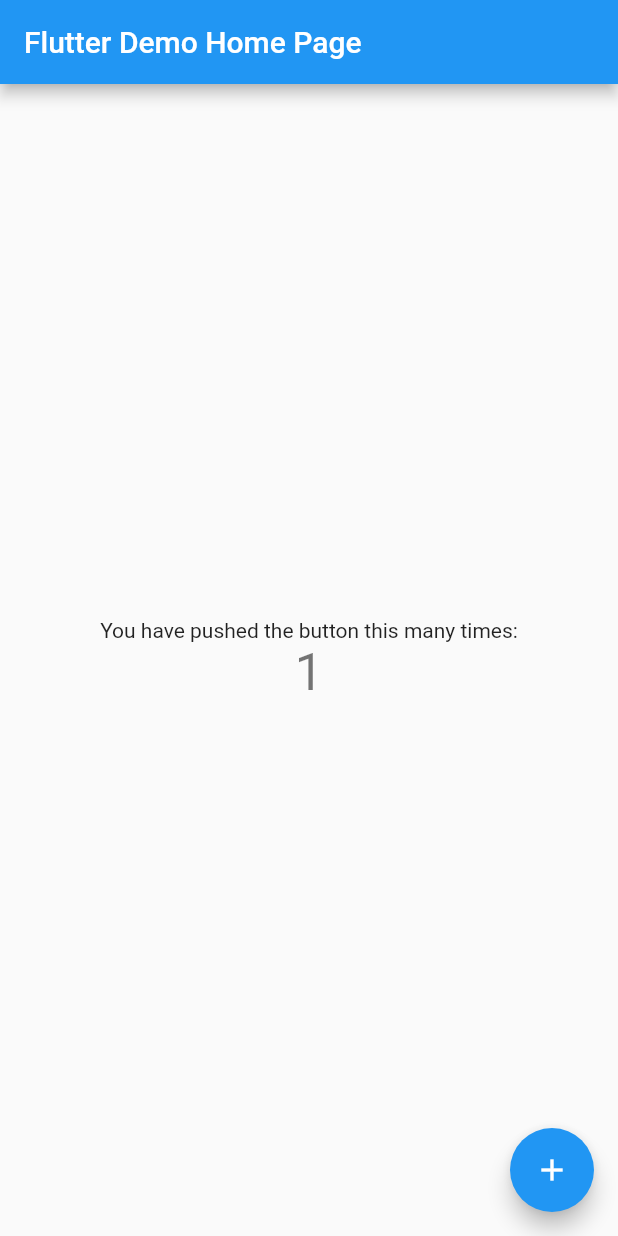
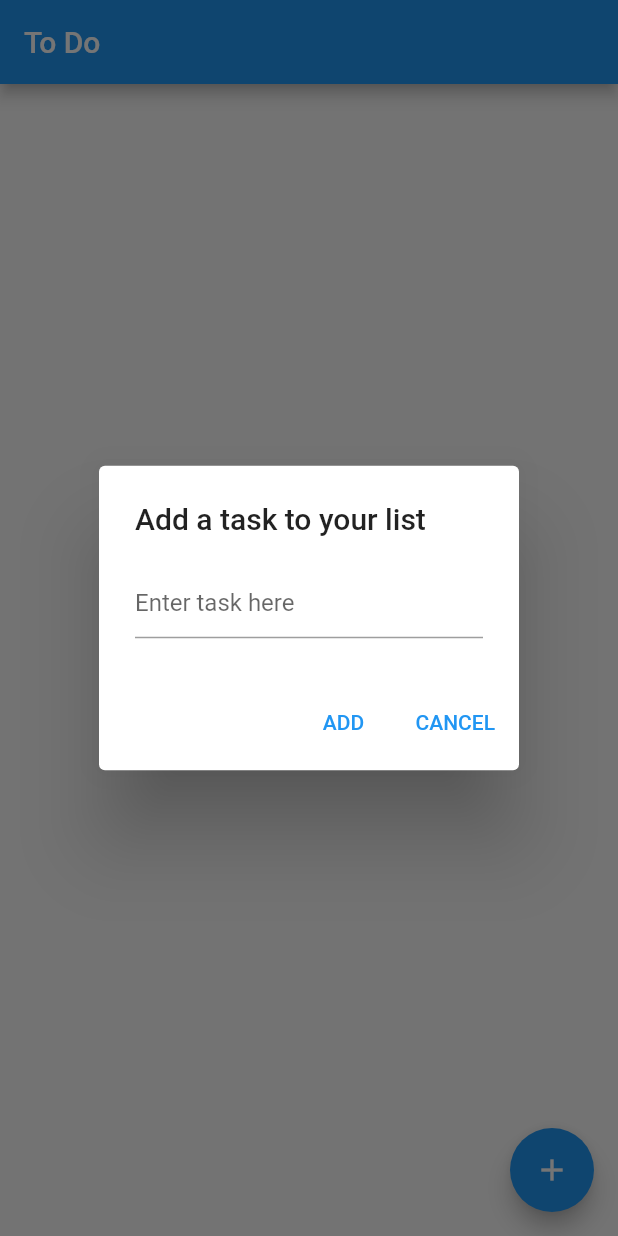
Before and after one commit to sileneer/to_do_list_flutter, a Flutter app: the screen it shows after launch, after a tap on the "add" icon, on a phone screen of 412 x 824 dp. Run offline on Flutter 3.47's test engine with Material 2 defaults, Android fonts, the phone set to English and light mode, and no system bars; our stand-ins replace shared_preferences.

Commit message:
basic function for app

```diff
--- a/lib/main.dart
+++ b/lib/main.dart
@@ -1,115 +1,150 @@
 import 'package:flutter/material.dart';
+import 'package:shared_preferences/shared_preferences.dart';
 
-void main() {
-  runApp(const MyApp());
-}
+void main() => runApp(ToDo());
 
-class MyApp extends StatelessWidget {
-  const MyApp({Key? key}) : super(key: key);
-
-  // This widget is the root of your application.
+class ToDo extends StatelessWidget {
   @override
   Widget build(BuildContext context) {
-    return MaterialApp(
-      title: 'Flutter Demo',
-      theme: ThemeData(
-        // This is the theme of your application.
-        //
-        // Try running your application with "flutter run". You'll see the
-        // application has a blue toolbar. Then, without quitting the app, try
-        // changing the primarySwatch below to Colors.green and then invoke
-        // "hot reload" (press "r" in the console where you ran "flutter run",
-        // or simply save your changes to "hot reload" in a Flutter IDE).
-        // Notice that the counter didn't reset back to zero; the application
-        // is not restarted.
-        primarySwatch: Colors.blue,
-      ),
-      home: const MyHomePage(title: 'Flutter Demo Home Page'),
-    );
+    return MaterialApp(home: MainUI());
   }
 }
 
-class MyHomePage extends StatefulWidget {
-  const MyHomePage({Key? key, required this.title}) : super(key: key);
-
-  // This widget is the home page of your application. It is stateful, meaning
-  // that it has a State object (defined below) that contains fields that affect
-  // how it looks.
-
-  // This class is the configuration for the state. It holds the values (in this
-  // case the title) provided by the parent (in this case the App widget) and
-  // used by the build method of the State. Fields in a Widget subclass are
-  // always marked "final".
-
-  final String title;
-
+class MainUI extends StatefulWidget {
   @override
-  State<MyHomePage> createState() => _MyHomePageState();
+  _ToDoState createState() => _ToDoState();
 }
 
-class _MyHomePageState extends State<MyHomePage> {
-  int _counter = 0;
+class _ToDoState extends State<MainUI> {
+  // save data
+  final List<String> _toDoList = <String>[];
 
-  void _incrementCounter() {
-    setState(() {
-      // This call to setState tells the Flutter framework that something has
-      // changed in this State, which causes it to rerun the build method below
-      // so that the display can reflect the updated values. If we changed
-      // _counter without calling setState(), then the build method would not be
-      // called again, and so nothing would appear to happen.
-      _counter++;
-    });
+  // text field
+  final TextEditingController _createTaskController = TextEditingController();
+
+  void initState() {
+    super.initState();
+    getStoredData("todo_storage");
   }
 
   @override
   Widget build(BuildContext context) {
-    // This method is rerun every time setState is called, for instance as done
-    // by the _incrementCounter method above.
-    //
-    // The Flutter framework has been optimized to make rerunning build methods
-    // fast, so that you can just rebuild anything that needs updating rather
-    // than having to individually change instances of widgets.
+    // app layout
     return Scaffold(
-      appBar: AppBar(
-        // Here we take the value from the MyHomePage object that was created by
-        // the App.build method, and use it to set our appbar title.
-        title: Text(widget.title),
-      ),
-      body: Center(
-        // Center is a layout widget. It takes a single child and positions it
-        // in the middle of the parent.
-        child: Column(
-          // Column is also a layout widget. It takes a list of children and
-          // arranges them vertically. By default, it sizes itself to fit its
-          // children horizontally, and tries to be as tall as its parent.
-          //
-          // Invoke "debug painting" (press "p" in the console, choose the
-          // "Toggle Debug Paint" action from the Flutter Inspector in Android
-          // Studio, or the "Toggle Debug Paint" command in Visual Studio Code)
-          // to see the wireframe for each widget.
-          //
-          // Column has various properties to control how it sizes itself and
-          // how it positions its children. Here we use mainAxisAlignment to
-          // center the children vertically; the main axis here is the vertical
-          // axis because Columns are vertical (the cross axis would be
-          // horizontal).
-          mainAxisAlignment: MainAxisAlignment.center,
-          children: <Widget>[
-            const Text(
-              'You have pushed the button this many times:',
-            ),
-            Text(
-              '$_counter',
-              style: Theme.of(context).textTheme.headline4,
-            ),
-          ],
-        ),
-      ),
+      appBar: AppBar(title: const Text('To Do')),
+      // body: ListView(children: _getToDoTasks()),
+      body: bodyContent(),
+      // add items to the to-do list
       floatingActionButton: FloatingActionButton(
-        onPressed: _incrementCounter,
-        tooltip: 'Increment',
-        child: const Icon(Icons.add),
-      ), // This trailing comma makes auto-formatting nicer for build methods.
+          onPressed: () => _popCreateTaskDialog(context),
+          tooltip: 'Add Item',
+          child: Icon(Icons.add)),
     );
   }
+
+  bodyContent() {
+    return ListView.builder(
+        itemCount: _toDoList.length,
+        itemBuilder: (context, index) {
+          return Card(
+            child: ListTile(
+              title: Text(_toDoList[index]),
+              onTap: () => _popDeleteTaskDialog(context, index),
+            ),
+          );
+        });
+  }
+
+  // display a dialog for the user to enter items
+  Future<Future> _popCreateTaskDialog(BuildContext context) async {
+    // alter the app state to show a dialog
+    return showDialog(
+        context: context,
+        builder: (BuildContext context) {
+          return AlertDialog(
+            title: const Text('Add a task to your list'),
+            content: TextField(
+              controller: _createTaskController,
+              decoration: const InputDecoration(hintText: 'Enter task here'),
+            ),
+            actions: <Widget>[
+              // add button
+              TextButton(
+                child: const Text('ADD'),
+                onPressed: () async {
+                  Navigator.of(context).pop();
+                  _addItem(_createTaskController.text);
+                  SnackBar snackBar = SnackBar(content: Text("Task added"));
+                  ScaffoldMessenger.of(context).showSnackBar(snackBar);
+                },
+              ),
+              // Cancel button
+              TextButton(
+                child: const Text('CANCEL'),
+                onPressed: () {
+                  Navigator.of(context).pop();
+                },
+              )
+            ],
+          );
+        });
+  }
+
+  // display a dialog for the user to delete items
+  Future _popDeleteTaskDialog(BuildContext context, int index) {
+    return showDialog(
+        context: context,
+        builder: (BuildContext ctx) {
+          return AlertDialog(
+            title: const Text('Delete a task'),
+            content: const Text('Are you sure to delete the task?'),
+            actions: <Widget>[
+              // add button
+              TextButton(
+                child: const Text('DELETE'),
+                onPressed: () {
+                  Navigator.of(context).pop();
+                  _deleteItem(index);
+                  SnackBar snackBar = SnackBar(content: Text("Task deleted"));
+                  ScaffoldMessenger.of(context).showSnackBar(snackBar);
+                },
+              ),
+              // Cancel button
+              TextButton(
+                child: const Text('CANCEL'),
+                onPressed: () {
+                  Navigator.of(context).pop();
+                },
+              )
+            ],
+          );
+        });
+  }
+
+  void _addItem(String title) {
+    setState(() {
+      _toDoList.add(title);
+    });
+    writeToStorage(_toDoList);
+    _createTaskController.clear();
+  }
+
+  void _deleteItem(int index) {
+    setState(() {
+      _toDoList.removeAt(index);
+    });
+    writeToStorage(_toDoList);
+  }
+
+  void getStoredData(String key) async {
+    SharedPreferences pref = await SharedPreferences.getInstance();
+    setState(() {
+      _toDoList.addAll(pref.getStringList(key) ?? List.empty());
+    });
+  }
+
+  Future<void> writeToStorage(List<String> s) async {
+    SharedPreferences prefs = await SharedPreferences.getInstance();
+    await prefs.setStringList('todo_storage', s);
+  }
 }
--- a/pubspec.yaml
+++ b/pubspec.yaml
@@ -34,6 +34,7 @@ dependencies:
   # The following adds the Cupertino Icons font to your application.
   # Use with the CupertinoIcons class for iOS style icons.
   cupertino_icons: ^1.0.2
+  shared_preferences: "2.0.15"
 
 dev_dependencies:
   flutter_test:
```
Also changed, not shown: pubspec.lock.
